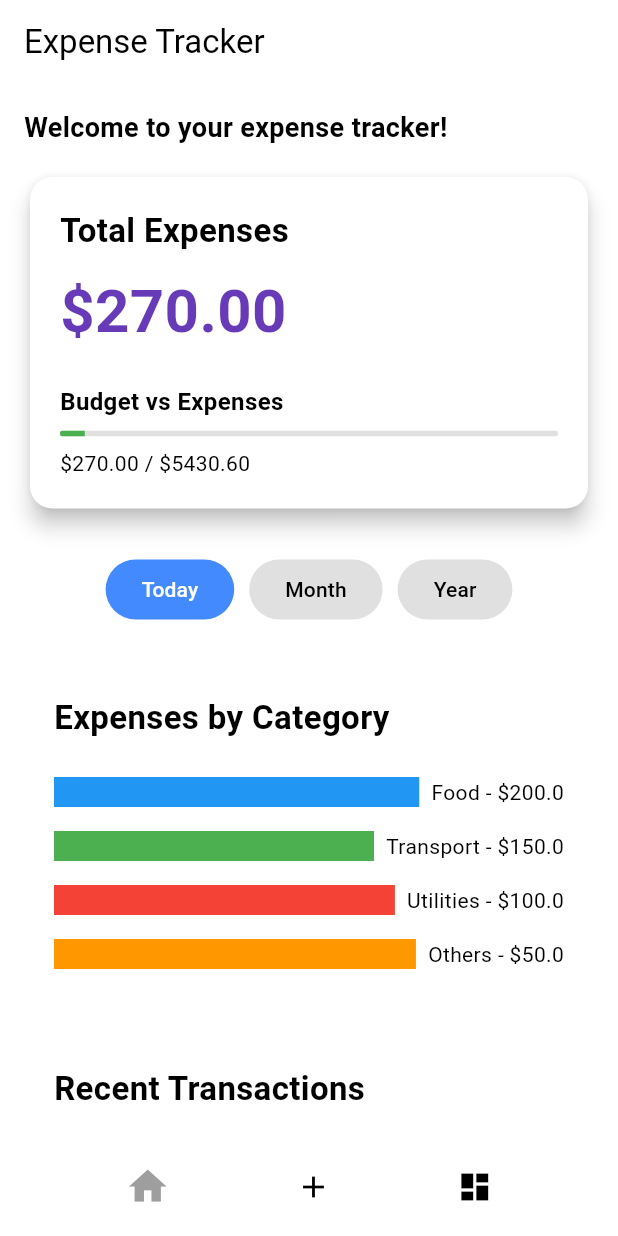
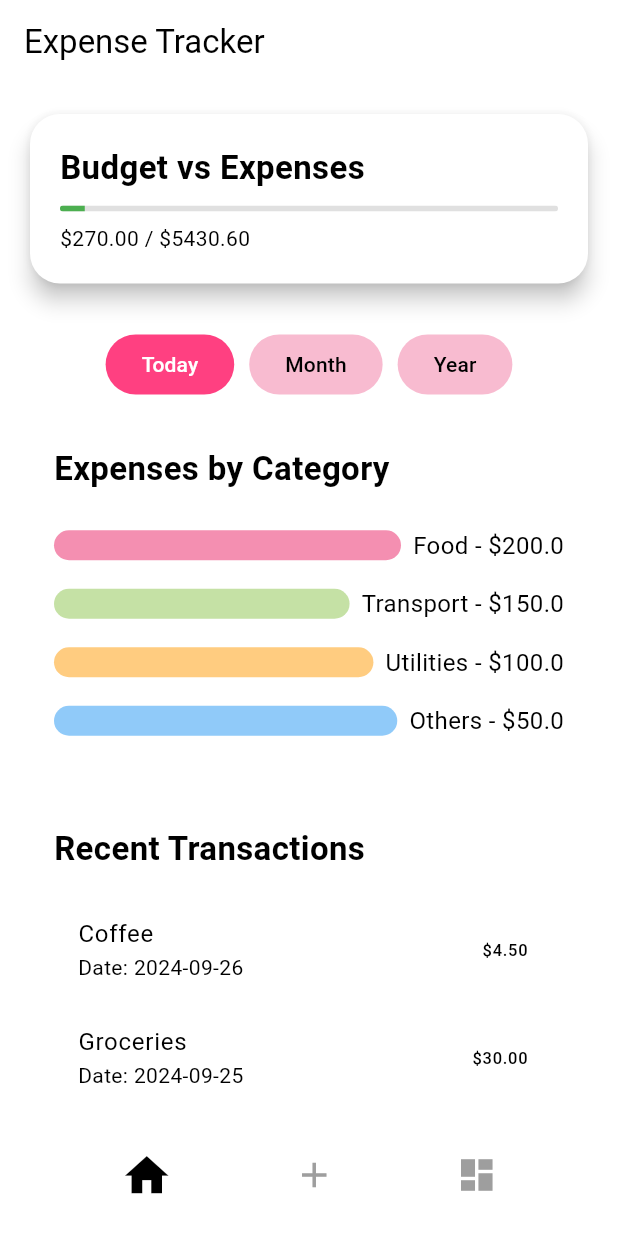
Before and after one commit to shortlion99/dollar-saver, a Flutter app: the screen it shows after launch, on a phone screen of 412 x 824 dp. Run offline on Flutter 3.47's test engine with Material 3 defaults, Android fonts, the phone set to English and light mode, and no system bars; our stand-ins replace image_picker.

Commit message:
updated colors etc, improved home screen

```diff
--- a/frontend/lib/models/transaction_model.dart
+++ b/frontend/lib/models/transaction_model.dart
@@ -24,6 +24,8 @@ class Transaction {
     return date.year == now.year && date.month == now.month;
   }
 
+
+
   // Method to format the date for display
   String formattedDate() {
     return "${date.day}/${date.month}/${date.year}"; // Adjust format as needed
--- a/frontend/lib/screens/home_screen.dart
+++ b/frontend/lib/screens/home_screen.dart
@@ -13,14 +13,40 @@ class HomeScreen extends StatefulWidget {
   _HomeScreenState createState() => _HomeScreenState();
 }
 
-class _HomeScreenState extends State<HomeScreen> with SingleTickerProviderStateMixin {
+class _HomeScreenState extends State<HomeScreen>
+    with SingleTickerProviderStateMixin {
   late TabController _tabController;
   String selectedPeriod = 'Today';
+
+  // Define text styles
+  TextStyle titleStyle = const TextStyle(
+    fontSize: 22,
+    fontWeight: FontWeight.bold,
+    color: Colors.black,
+  );
+
+  TextStyle subtitleStyle = const TextStyle(
+    fontSize: 18,
+    fontWeight: FontWeight.w600,
+    color: Colors.black,
+  );
+
+  TextStyle bodyStyle = const TextStyle(
+    fontSize: 16,
+    fontWeight: FontWeight.normal,
+    color: Colors.black,
+  );
+
+  TextStyle largeAmountStyle = const TextStyle(
+    fontSize: 40,
+    fontWeight: FontWeight.bold,
+    color: Colors.purple,
+  );
 
   @override
   void initState() {
     super.initState();
-    _tabController = TabController(length: 2, vsync: this); // Initialize TabController
+    _tabController = TabController(length: 2, vsync: this);
   }
 
   @override
@@ -43,54 +69,21 @@ class _HomeScreenState extends State<HomeScreen> with SingleTickerProviderStateM
               child: Column(
                 crossAxisAlignment: CrossAxisAlignment.start,
                 children: [
-                  _buildWelcomeMessage(),
-                  const SizedBox(height: 16),
-                  _buildTotalExpenses(budgetProvider), // Pass the budgetProvider to this method
+
+                  _buildTotalExpenses(budgetProvider),
                   const SizedBox(height: 16),
                   _buildToggleButtons(),
-                  const SizedBox(height: 16),
+
                   _buildExpenseList(),
-                  const SizedBox(height: 16),
+                  const SizedBox(height: 10),
                   _buildRecentTransactions(),
-                  const SizedBox(height: 16),
-
-
+                  const SizedBox(height: 10),
                 ],
               ),
             ),
           ),
         );
       },
-    );
-  }
-
-  Widget _buildWelcomeMessage() {
-    return const Text(
-      'Welcome to your expense tracker!',
-      style: TextStyle(fontSize: 18, fontWeight: FontWeight.bold),
-    );
-  }
-
-  Widget _buildGraphsSection() {
-    return Container(
-      height: 200,
-      decoration: BoxDecoration(
-        color: Colors.white,
-        borderRadius: BorderRadius.circular(20),
-        boxShadow: [
-          BoxShadow(
-            color: Colors.grey.shade300,
-            spreadRadius: 3,
-            blurRadius: 6,
-          ),
-        ],
-      ),
-      child: Center(
-        child: Text(
-          'Graphs will be displayed here (Pie Chart)',
-          style: TextStyle(color: Colors.grey[700]),
-        ),
-      ),
     );
   }
 
@@ -112,15 +105,18 @@ class _HomeScreenState extends State<HomeScreen> with SingleTickerProviderStateM
 
   Widget _toggleButton(String label) {
     return ElevatedButton(
-      child: Text(label, style: TextStyle(color: selectedPeriod == label ? Colors.white : Colors.black)),
+      child: Text(label,
+          style: TextStyle(
+              color: selectedPeriod == label ? Colors.white : Colors.black)),
       onPressed: () {
         setState(() {
           selectedPeriod = label;
         });
       },
       style: ElevatedButton.styleFrom(
-        foregroundColor: selectedPeriod == label ? Colors.white : Colors.blueAccent,
-        backgroundColor: selectedPeriod == label ? Colors.blueAccent : Colors.grey[300],
+        foregroundColor:
+            selectedPeriod == label ? Colors.white : Colors.blueAccent,
+        backgroundColor: selectedPeriod == label ? Colors.pinkAccent : Colors.pink[100],
         shape: RoundedRectangleBorder(borderRadius: BorderRadius.circular(20)),
         elevation: 0,
       ),
@@ -128,7 +124,8 @@ class _HomeScreenState extends State<HomeScreen> with SingleTickerProviderStateM
   }
 
   Widget _buildTransactionList(BudgetProvider budgetProvider) {
-    List<Transaction> filteredTransactions = budgetProvider.transactions.where((transaction) {
+    List<Transaction> filteredTransactions =
+        budgetProvider.transactions.where((transaction) {
       if (selectedPeriod == 'Today') {
         return transaction.isToday();
       } else if (selectedPeriod == 'Month') {
@@ -150,26 +147,30 @@ class _HomeScreenState extends State<HomeScreen> with SingleTickerProviderStateM
         ],
       ),
       child: ListView.builder(
-        shrinkWrap: true, // Prevent overflow
-        physics: const NeverScrollableScrollPhysics(), // Disable scrolling in this list
+        shrinkWrap: true,
+        physics: const NeverScrollableScrollPhysics(),
         itemCount: filteredTransactions.length,
         itemBuilder: (context, index) {
           final transaction = filteredTransactions[index];
-          return ListTile(
+          return Container(
+            margin: const EdgeInsets.symmetric(vertical: 8),
+            child: ListTile(
               leading: CircleAvatar(
-              backgroundColor: Colors.blue[100],
-              child: Icon(CustomIcons.getIconForCategory(transaction.category),
-                  color: Colors.blueAccent),
+                backgroundColor: Colors.pink[100],
+                child: Icon(
+                    CustomIcons.getIconForCategory(transaction.category),
+                    color: Colors.pinkAccent),
               ),
-            title: Text(transaction.category),
-            subtitle: Text(transaction.date.toString()),
+              title: Text(transaction.category, style: bodyStyle),
+              subtitle: Text(transaction.date.toString(), style: bodyStyle),
               trailing: Text(
                 '\$${transaction.amount.toStringAsFixed(2)}',
-              style: TextStyle(color: Colors.black),
+                style: bodyStyle,
               ),
               onTap: () {
                 _showEditDeleteOptions(transaction);
               },
+            ),
           );
         },
       ),
@@ -189,7 +190,7 @@ class _HomeScreenState extends State<HomeScreen> with SingleTickerProviderStateM
           child: Column(
             mainAxisSize: MainAxisSize.min,
             children: [
-              Text('Options for ${transaction.category}'),
+              Text('Options for ${transaction.category}', style: bodyStyle),
               const SizedBox(height: 10),
               ElevatedButton(
                 onPressed: () {
@@ -214,36 +215,28 @@ class _HomeScreenState extends State<HomeScreen> with SingleTickerProviderStateM
   }
 
   Widget _buildTotalExpenses(BudgetProvider budgetProvider) {
-  double totalExpenses = budgetProvider.totalExpenses; // Get the total expenses
-  double budget = budgetProvider.budget; // Get the budget
+    double totalExpenses = budgetProvider.totalExpenses;
+    double budget = budgetProvider.budget;
 
     return Card(
       elevation: 6,
-    shape: RoundedRectangleBorder(borderRadius: BorderRadius.circular(15)),
+      shape: RoundedRectangleBorder(
+          borderRadius: BorderRadius.circular(20)), // Rounded corners
       child: Padding(
         padding: const EdgeInsets.all(20.0),
         child: Column(
-        crossAxisAlignment: CrossAxisAlignment.start, // Align the text to the start
+          crossAxisAlignment: CrossAxisAlignment.start,
           children: [
-          const Text(
-            'Total Expenses',
-            style: TextStyle(fontSize: 22, fontWeight: FontWeight.bold),
+            Text(
+              'Budget vs Expenses',
+              style: titleStyle,
             ),
             const SizedBox(height: 10),
-          Text(
-            '\$${totalExpenses.toStringAsFixed(2)}', // Display dynamic total expenses
-            style: const TextStyle(fontSize: 40, fontWeight: FontWeight.bold, color: Colors.deepPurple),
-          ),
-          const SizedBox(height: 20), // Add some space between total expenses and progress indicator
-          const Text(
-            'Budget vs Expenses',
-            style: TextStyle(fontSize: 16, fontWeight: FontWeight.bold),
-          ),
-          const SizedBox(height: 8),
+
             ClipRRect(
               borderRadius: BorderRadius.circular(20),
               child: LinearProgressIndicator(
-              value: budget > 0 ? totalExpenses / budget : 0, // Prevent division by zero
+                value: budget > 0 ? totalExpenses / budget : 0,
                 backgroundColor: Colors.grey[300],
                 color: totalExpenses > budget ? Colors.red : Colors.green,
               ),
@@ -251,7 +244,8 @@ class _HomeScreenState extends State<HomeScreen> with SingleTickerProviderStateM
             const SizedBox(height: 8),
             Text(
               '\$${totalExpenses.toStringAsFixed(2)} / \$${budget.toStringAsFixed(2)}',
-            style: TextStyle(color: totalExpenses > budget ? Colors.red : Colors.black),
+              style: TextStyle(
+                  color: totalExpenses > budget ? Colors.red : Colors.black),
             ),
           ],
         ),
@@ -259,13 +253,12 @@ class _HomeScreenState extends State<HomeScreen> with SingleTickerProviderStateM
     );
   }
 
-
   Widget _buildExpenseList() {
     final data = [
-      ExpenseCategory('Food', 200, Colors.blue),
-      ExpenseCategory('Transport', 150, Colors.green),
-      ExpenseCategory('Utilities', 100, Colors.red),
-      ExpenseCategory('Others', 50, Colors.orange),
+      ExpenseCategory('Food', 200, Colors.pink[200]!),
+      ExpenseCategory('Transport', 150, Colors.lightGreen[200]!),
+      ExpenseCategory('Utilities', 100, Colors.orange[200]!),
+      ExpenseCategory('Others', 50, Colors.blue[200]!),
     ];
 
     return Padding(
@@ -273,9 +266,9 @@ class _HomeScreenState extends State<HomeScreen> with SingleTickerProviderStateM
       child: Column(
         crossAxisAlignment: CrossAxisAlignment.start,
         children: [
-          const Text(
+          Text(
             'Expenses by Category',
-            style: TextStyle(fontSize: 22, fontWeight: FontWeight.bold),
+            style: titleStyle,
           ),
           const SizedBox(height: 16),
           ...data.map((category) {
@@ -287,11 +280,14 @@ class _HomeScreenState extends State<HomeScreen> with SingleTickerProviderStateM
                     flex: category.amount.toInt(),
                     child: Container(
                       height: 20,
+                      decoration: BoxDecoration(
                         color: category.color,
+                        borderRadius: BorderRadius.circular(10), // Rounded corners for expense bars
+                      ),
                     ),
                   ),
                   const SizedBox(width: 8),
-                  Text('${category.name} - \$${category.amount}'),
+                  Text('${category.name} - \$${category.amount}', style: bodyStyle),
                 ],
               ),
             );
@@ -300,19 +296,19 @@ class _HomeScreenState extends State<HomeScreen> with SingleTickerProviderStateM
       ),
     );
   }
-}
+
 
   Widget _buildRecentTransactions() {
-  return Padding(
-    padding: const EdgeInsets.all(20.0),
+    return const Padding(
+      padding: EdgeInsets.all(20.0),
       child: Column(
         crossAxisAlignment: CrossAxisAlignment.start,
         children: [
-        const Text(
+          Text(
             'Recent Transactions',
             style: TextStyle(fontSize: 22, fontWeight: FontWeight.bold),
           ),
-        const SizedBox(height: 16),
+          SizedBox(height: 16),
           // You can replace this with dynamic data
           ListTile(
             title: Text('Coffee'),
@@ -320,15 +316,20 @@ Widget _buildRecentTransactions() {
             trailing: Text('\$4.50'),
           ),
           ListTile(
-          title: Text('Taxi'),
+            title: Text('Groceries'),
             subtitle: Text('Date: 2024-09-25'),
+            trailing: Text('\$30.00'),
+          ),
+          ListTile(
+            title: Text('Transport'),
+            subtitle: Text('Date: 2024-09-24'),
             trailing: Text('\$15.00'),
           ),
         ],
       ),
     );
   }
-
+}
 
 class ExpenseCategory {
   final String name;
--- a/frontend/lib/screens/main_scaffold.dart
+++ b/frontend/lib/screens/main_scaffold.dart
@@ -41,11 +41,11 @@ class _MainScaffoldState extends State<MainScaffold> {
   Widget _getSelectedScreen(int index, BudgetProvider budgetProvider) {
     switch (index) {
       case 0:
-        return HomeScreen(); // Your existing HomeScreen
+        return HomeScreen();
       case 1:
-        return AddTransactionScreen(); // Your Add Transaction Screen
+        return AddTransactionScreen();
       case 2:
-        return DashboardScreen(); // Your Dashboard Screen
+        return DashboardScreen();
       default:
         return HomeScreen();
     }
@@ -53,8 +53,8 @@ class _MainScaffoldState extends State<MainScaffold> {
 
   Widget _buildBottomNavBar() {
     return Container(
-      color: Colors.white, // Set nav bar background to grey
-      padding: EdgeInsets.symmetric(vertical: 10),
+      color: Colors.white,
+      padding: EdgeInsets.symmetric(vertical: 15),
       child: Row(
         mainAxisAlignment: MainAxisAlignment.spaceEvenly,
         children: [
@@ -75,8 +75,8 @@ class _MainScaffoldState extends State<MainScaffold> {
         children: [
           Icon(
             icon,
-            color: isSelected ? Colors.grey : Colors.black, // Change color when selected
-            size: isSelected ? 30 : 24, // Larger size if selected
+            color: isSelected ? Colors.black : Colors.grey,
+            size: isSelected ? 35 : 28, // Larger size if selected
           ),
           SizedBox(height: 4),
           Container(
```
Also changed, not shown: frontend/lib/screens/add_transaction_screen.dart (+11 -11 lines), frontend/lib/screens/dashboard.dart (+0 -133 lines), 20 other files. Lines whose indentation alone changed are shown as unchanged.
